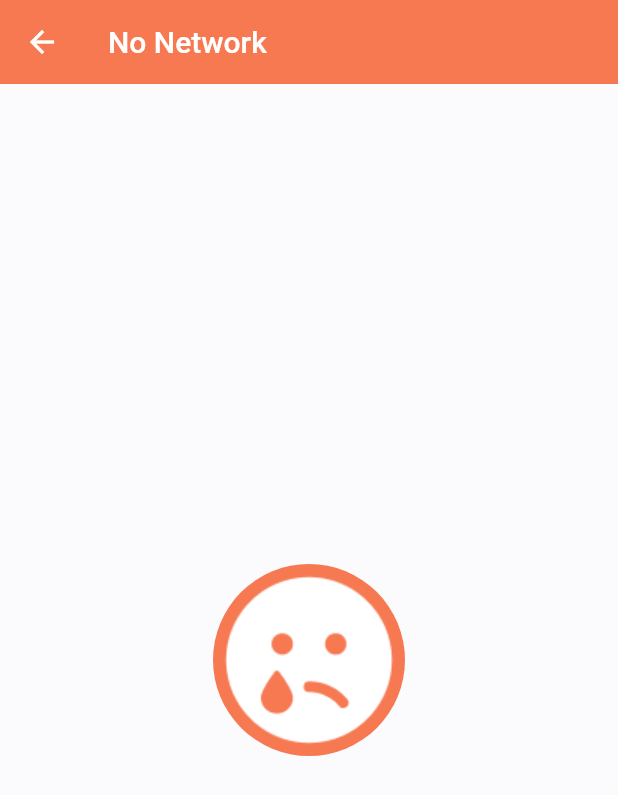
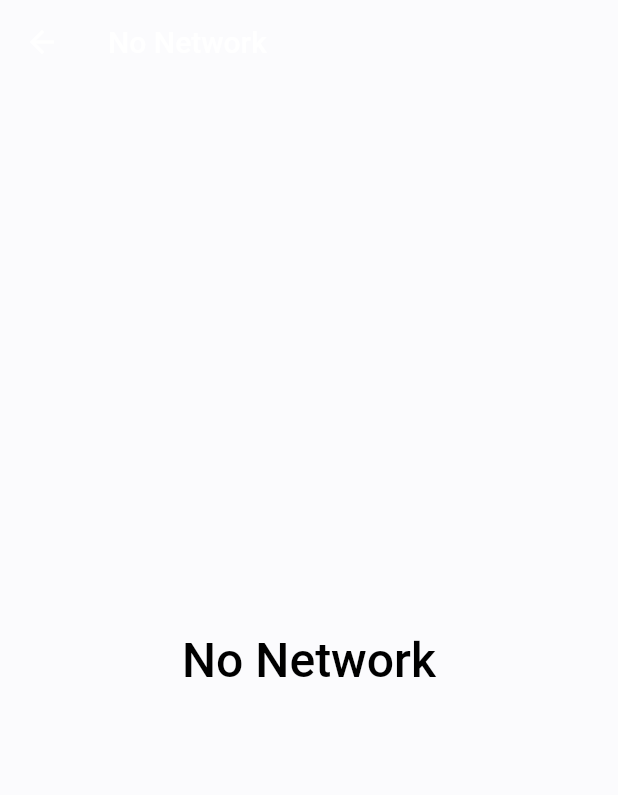
Before and after one commit to devbeedotdev/E-commerce-flutter, a Flutter app: the NoNetworkScreen screen opened directly, on a phone screen of 412 x 824 dp. Shown: the top 795 px of the screen. Run offline on Flutter 3.47's test engine with Material 2 defaults, Android fonts, the phone set to English and light mode, and no system bars; our stand-ins replace animated_splash_screen, dio, flutter_riverpod, flutter_screenutil, get, iconly; missing offline and left inert: dio_cache_interceptor.

Commit message:
Revert "added no network screen"
This reverts commit 75f813fb0fdc7e5a5fc9db7689545074e20762bb.

```diff
--- a/lib/view/presentation/no_network_screen.dart
+++ b/lib/view/presentation/no_network_screen.dart
@@ -1,6 +1,6 @@
 import 'package:flutter/material.dart';
 import 'package:flutter_riverpod/flutter_riverpod.dart';
-import 'package:flutter_screenutil/flutter_screenutil.dart';
+import 'package:shopping_app/data/helpers/style_helper.dart';
 
 class NoNetworkScreen extends ConsumerWidget {
   const NoNetworkScreen({super.key});
@@ -8,17 +8,10 @@ class NoNetworkScreen extends ConsumerWidget {
   Widget build(BuildContext context, WidgetRef ref) {
     return Scaffold(
       appBar: AppBar(
-        backgroundColor: const Color(0xffF67952),
         title: const Text("No Network"),
       ),
       body: Center(
-        child: Container(
-            width: 128.w,
-            height: 128.h,
-            decoration: BoxDecoration(
-                color: const Color(0xffF67952),
-                borderRadius: BorderRadius.circular(100.r)),
-            child: Image.asset("assets/images/no_network.png")),
+        child: Text("No Network", style: Styles.largeText()),
       ),
     );
   }
```
Also changed, not shown: assets/images/no_network.png (deleted).
